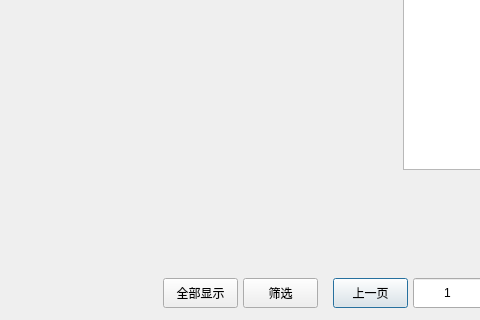
Old version of the form DataUI/datamenu.ui in the repository flash-dx/UpperUI; both pictures show x 307 to 787 and y 102 to 422 of the 1148 by 422 pixel window.
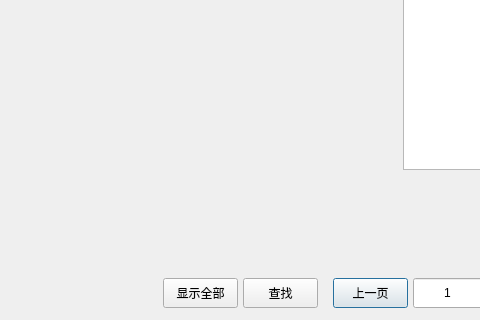
New version of the form. Icons and pictures are not drawn.

What changed in the file:
```diff
--- a/DataUI/datamenu.ui
+++ b/DataUI/datamenu.ui
@@ -223,7 +223,7 @@
     <string notr="true">border-image: url(:/images/btnbk.png);</string>
    </property>
    <property name="text">
-    <string>筛选</string>
+    <string>查找</string>
    </property>
   </widget>
   <widget class="QPushButton" name="Data_Menu_btnAll">
@@ -239,7 +239,7 @@
     <string notr="true">border-image: url(:/images/btnbk.png);</string>
    </property>
    <property name="text">
-    <string>全部显示</string>
+    <string>显示全部</string>
    </property>
   </widget>
  </widget>
```
